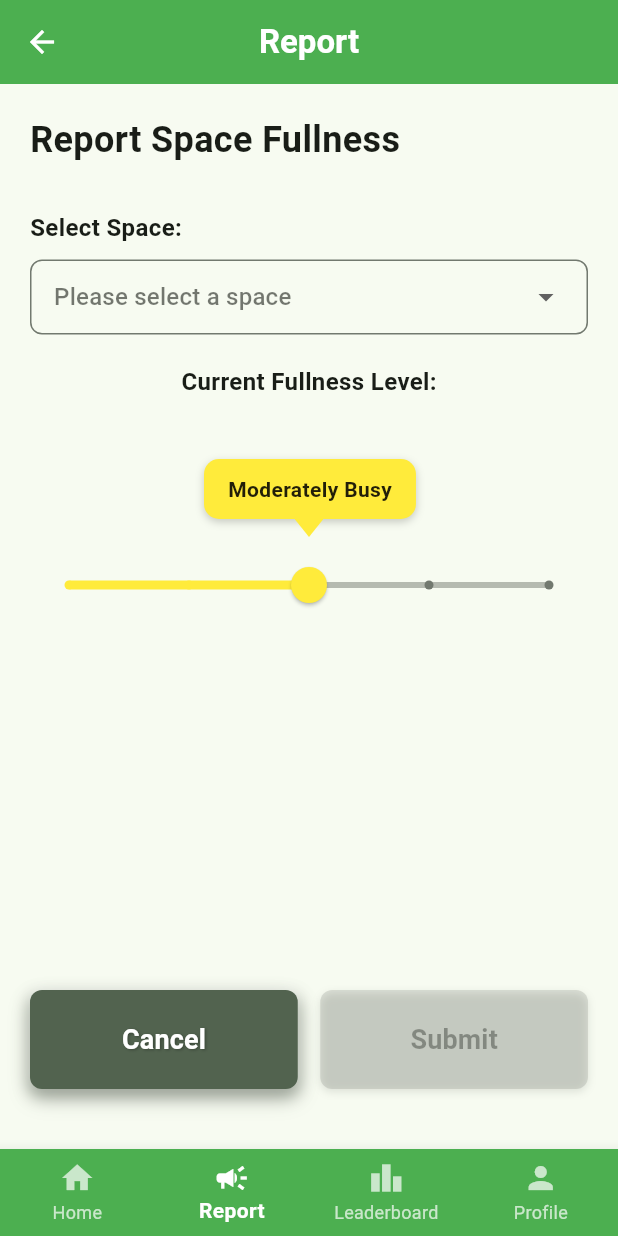
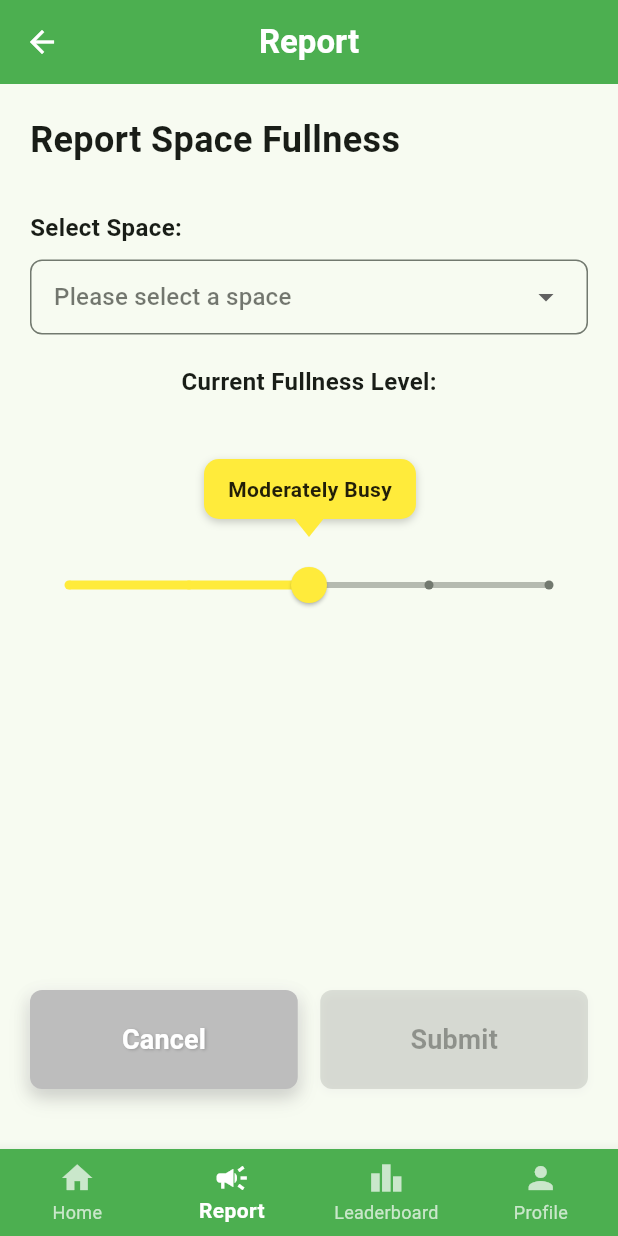
Before and after one commit to cycle4passion/StudySpacesApp, a Flutter app: the screen it shows after launch, item 2 of the bottom bar chosen, on a phone screen of 412 x 824 dp. Run offline on Flutter 3.47's test engine with Material 3 defaults, Android fonts, the phone set to English and light mode, and no system bars; our stand-ins replace geolocator, permission_handler, shared_preferences; accounts and stored records are empty.

Commit message:
added pull to refresh changed color of cancel and submit on rerport_screen

```diff
--- a/lib/screens/report_screen.dart
+++ b/lib/screens/report_screen.dart
@@ -708,6 +708,38 @@ class _ReportScreenState extends State<ReportScreen> {
                   // Location restriction message with different styling based on error type
                   _buildLocationErrorWidget(),
                   const SizedBox(height: 20),
+                ] else if (SpacesUtils.fakeLocation &&
+                    canReportAtCurrentLocation) ...[
+                  // Show developer mode indicator when location check is bypassed
+                  Container(
+                    padding: const EdgeInsets.all(16),
+                    decoration: BoxDecoration(
+                      color: Colors.blue.shade50,
+                      borderRadius: BorderRadius.circular(12),
+                      border: Border.all(color: Colors.blue.shade200),
+                    ),
+                    child: Row(
+                      children: [
+                        Icon(
+                          Icons.developer_mode,
+                          color: Colors.blue.shade700,
+                          size: 24,
+                        ),
+                        const SizedBox(width: 12),
+                        const Expanded(
+                          child: Text(
+                            'Developer Mode: Location check bypassed - you can report from anywhere',
+                            style: TextStyle(
+                              fontSize: 16,
+                              color: Colors.black87,
+                              fontWeight: FontWeight.w500,
+                            ),
+                          ),
+                        ),
+                      ],
+                    ),
+                  ),
+                  const SizedBox(height: 20),
                 ],
               ],
 
@@ -847,16 +879,16 @@ class _ReportScreenState extends State<ReportScreen> {
                           boxShadow: [
                             // Primary shadow for depth
                             BoxShadow(
-                              color: Theme.of(
-                                context,
-                              ).colorScheme.secondary.withValues(alpha: 0.4),
+                              color: Colors.grey.shade400.withValues(
+                                alpha: 0.4,
+                              ),
                               blurRadius: 8,
                               offset: const Offset(0, 4),
                               spreadRadius: 1,
                             ),
                             // Secondary shadow for more depth
                             BoxShadow(
-                              color: Colors.black.withValues(alpha: 0.2),
+                              color: Colors.black.withValues(alpha: 0.1),
                               blurRadius: 12,
                               offset: const Offset(0, 6),
                               spreadRadius: 0,
@@ -875,12 +907,8 @@ class _ReportScreenState extends State<ReportScreen> {
                             Navigator.of(context).pop();
                           },
                           style: ElevatedButton.styleFrom(
-                            backgroundColor: Theme.of(
-                              context,
-                            ).colorScheme.secondary,
-                            foregroundColor: Theme.of(
-                              context,
-                            ).colorScheme.onSecondary,
+                            backgroundColor: Colors.grey.shade400,
+                            foregroundColor: Colors.white,
                             padding: const EdgeInsets.symmetric(vertical: 20),
                             minimumSize: const Size(0, 56),
                             shape: RoundedRectangleBorder(
@@ -896,7 +924,7 @@ class _ReportScreenState extends State<ReportScreen> {
                               fontWeight: FontWeight.w600,
                               shadows: [
                                 Shadow(
-                                  color: Colors.black.withValues(alpha: 0.3),
+                                  color: Colors.black.withValues(alpha: 0.2),
                                   offset: const Offset(1, 1),
                                   blurRadius: 2,
                                 ),
@@ -918,8 +946,7 @@ class _ReportScreenState extends State<ReportScreen> {
                               ? [
                                   // Primary shadow for depth
                                   BoxShadow(
-                                    color: Theme.of(context).colorScheme.primary
-                                        .withValues(alpha: 0.4),
+                                    color: Colors.green.withValues(alpha: 0.4),
                                     blurRadius: 8,
                                     offset: const Offset(0, 4),
                                     spreadRadius: 1,
@@ -942,8 +969,9 @@ class _ReportScreenState extends State<ReportScreen> {
                               : [
                                   // Disabled state shadow
                                   BoxShadow(
-                                    color: Theme.of(context).colorScheme.outline
-                                        .withValues(alpha: 0.2),
+                                    color: Colors.grey.shade300.withValues(
+                                      alpha: 0.3,
+                                    ),
                                     blurRadius: 4,
                                     offset: const Offset(0, 2),
                                     spreadRadius: 0,
@@ -962,15 +990,14 @@ class _ReportScreenState extends State<ReportScreen> {
                                 selectedSpace != null &&
                                     canReportAtCurrentLocation &&
                                     !isCheckingLocation
-                                ? Theme.of(context).colorScheme.primary
-                                : Theme.of(context).colorScheme.outline,
+                                ? Colors.green
+                                : Colors.grey.shade300,
                             foregroundColor:
                                 selectedSpace != null &&
                                     canReportAtCurrentLocation &&
                                     !isCheckingLocation
-                                ? Theme.of(context).colorScheme.onPrimary
-                                : Theme.of(context).colorScheme.onSurface
-                                      .withValues(alpha: 0.38),
+                                ? Colors.white
+                                : Colors.grey.shade600,
                             padding: const EdgeInsets.symmetric(vertical: 20),
                             minimumSize: const Size(0, 56),
                             shape: RoundedRectangleBorder(
--- a/lib/utils/spaces_utils.dart
+++ b/lib/utils/spaces_utils.dart
@@ -20,7 +20,7 @@ class GeofenceResult {
 
 class SpacesUtils {
   /// Developer flag to bypass geofence for testing
-  static bool fakeLocation = false;
+  static bool fakeLocation = true;
 
   /// Result type for geofence checking with specific error information
   static Future<GeofenceResult> geofenceWithDetails({
```
Also changed, not shown: lib/screens/home_screen.dart (+43 -9 lines).
